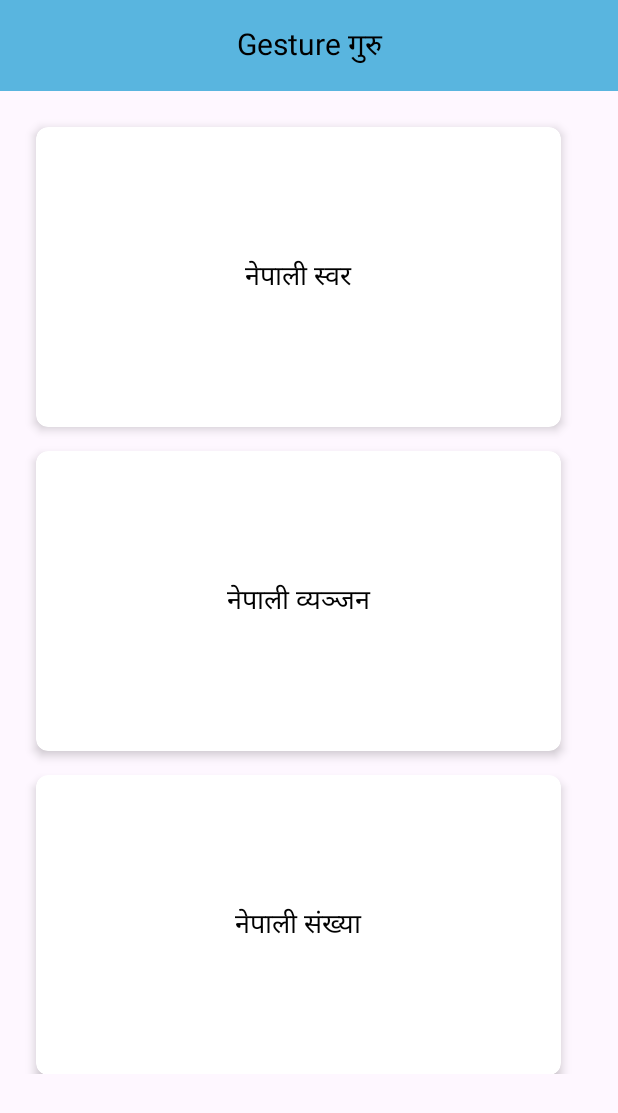
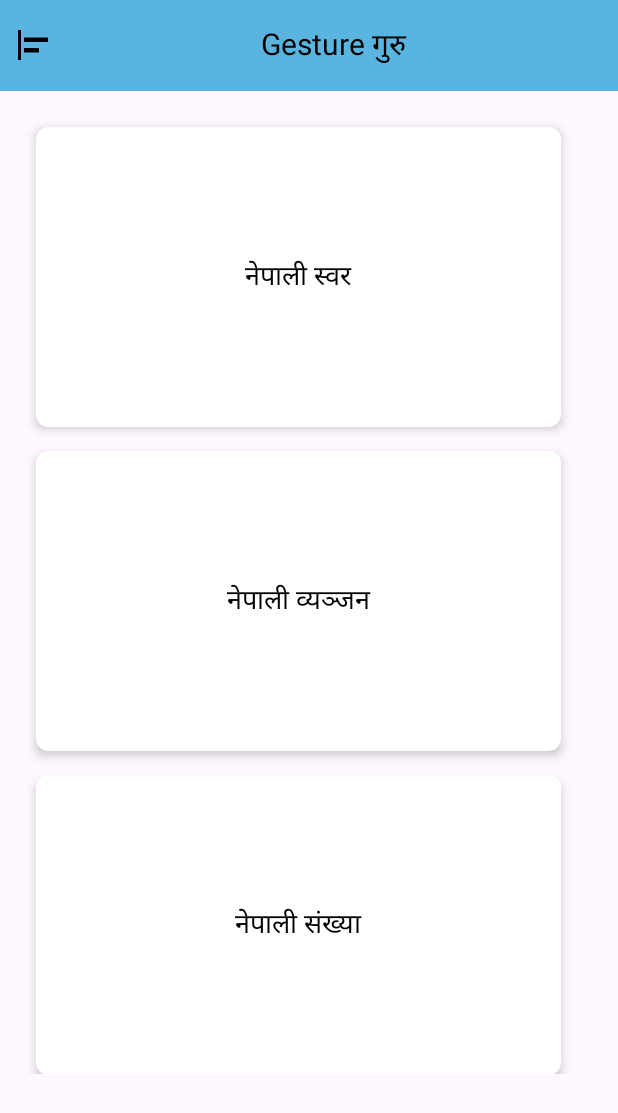
Before and after one commit to swapnil-up/Nepali_Sign_Language_Detection, an Android app: the screen it shows after launch (LearnActivity), in the side drawer, after a tap on "Learn", on a phone screen of 412 x 824 dp. Shown: the top 1113 px of the screen. Run offline under Robolectric (Android 15) with nearby library versions, the phone set to English and light mode, and no system bars; 4 statements that could not run were skipped.

Commit message:
added button for navigation drawer

```diff
--- a/app/src/main/java/com/example/nsl_mini/MainActivity.kt
+++ b/app/src/main/java/com/example/nsl_mini/MainActivity.kt
@@ -24,6 +24,7 @@ import android.view.View
 import androidx.core.view.ViewCompat
 import androidx.core.view.WindowInsetsCompat
 import android.hardware.camera2.*
+import android.widget.ImageButton
 import android.widget.ImageView
 import com.bumptech.glide.Glide
 
@@ -37,6 +38,7 @@ class MainActivity : AppCompatActivity() {
     private lateinit var backspaceButton: Button
     private lateinit var switchCameraButton: Button
     private lateinit var clearButton: Button
+    private lateinit var openDrawerButton: ImageButton  // Change the type to ImageButton
 
     private var cumulativeResult = StringBuilder()
     private var lastDetectedLetter: String? = null
@@ -76,6 +78,11 @@ class MainActivity : AppCompatActivity() {
         switchCameraButton = findViewById(R.id.switchCameraButton)
         clearButton = findViewById(R.id.clearButton)  // Initialize Clear button
 
+        // Find the openDrawerButton and set an OnClickListener
+        openDrawerButton = findViewById(R.id.openDrawerButton)  // Change the type here too
+        openDrawerButton.setOnClickListener {
+            drawerLayout.openDrawer(GravityCompat.START)
+        }
 
         backspaceButton.setOnClickListener {
             synchronized(this) {
--- /dev/null
+++ b/app/src/main/res/drawable/ic_menu.xml
@@ -0,0 +1,5 @@
+<vector xmlns:android="http://schemas.android.com/apk/res/android" android:autoMirrored="true" android:height="24dp" android:tint="#000000" android:viewportHeight="24" android:viewportWidth="24" android:width="24dp">
+
+    <path android:fillColor="@android:color/white" android:pathData="M4,22H2V2h2V22zM22,7H6v3h16V7zM16,14H6v3h10V14z"/>
+
+</vector>
--- a/app/src/main/res/layout/toolbar.xml
+++ b/app/src/main/res/layout/toolbar.xml
@@ -9,6 +9,16 @@
     android:background="@color/blue"
     android:gravity="center_vertical">
 
+    <!-- ImageButton to open navigation drawer -->
+    <ImageButton
+        android:id="@+id/openDrawerButton"
+        android:layout_width="wrap_content"
+        android:layout_height="wrap_content"
+        android:background="?attr/selectableItemBackgroundBorderless"
+        android:src="@drawable/ic_menu"
+        android:layout_marginEnd="8dp"
+        android:contentDescription="@string/open_drawer"/>
+
     <TextView
         android:layout_width="0dp"
         android:layout_height="wrap_content"
--- a/app/src/main/res/values/strings.xml
+++ b/app/src/main/res/values/strings.xml
@@ -15,4 +15,5 @@
     <string name="phone_number">Phone Number</string>
     <string name="google_app_id">1:25469869772:android:c08ad405b2da2f99196c69</string>
     <string name="profile_image" />
+    <string name="open_drawer" />
 </resources>
```
Also changed, not shown: app/src/main/res/layout/activity_main.xml (+4 -4 lines).
